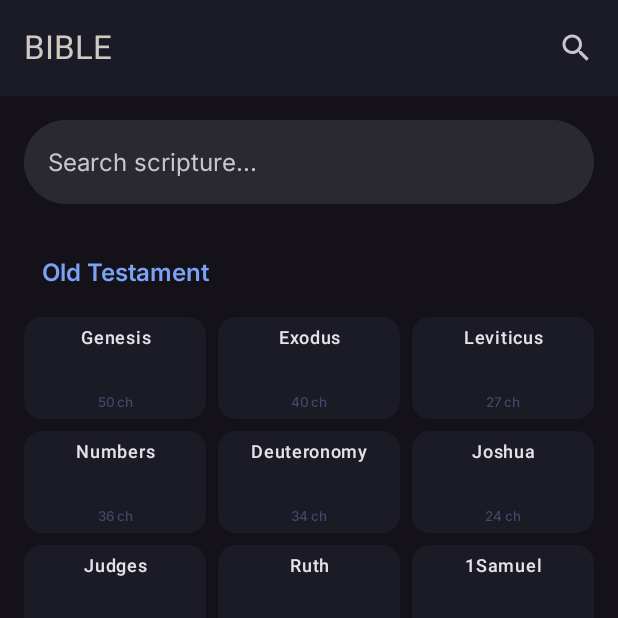
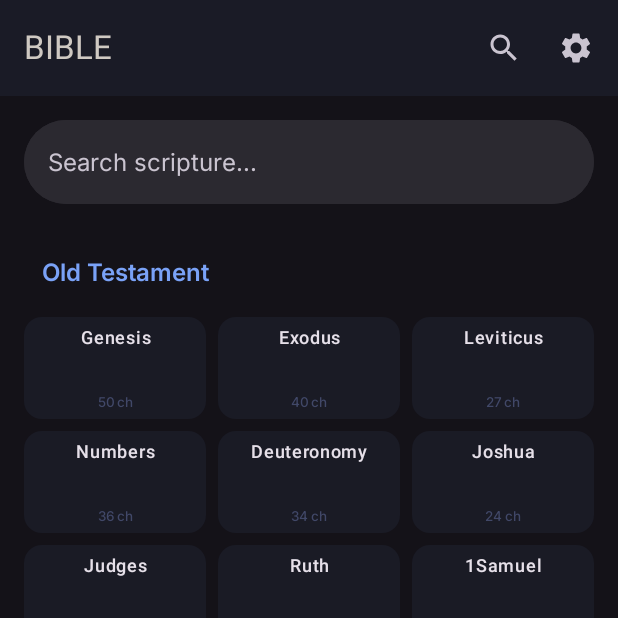
Before and after one commit to 4cecoder/metanoia, an Android app built with Jetpack Compose: the BibleScreen screen opened through its navigation route, on a phone screen of 412 x 824 dp, the top half of it. Run offline under Robolectric (Android 15) with nearby library versions, the phone set to English and light mode, and no system bars.

Commit message:
feat(android): add direct Settings gear button to BibleScreen top bar

```diff
--- a/mobile/app/src/main/java/com/bytecats/metanoia/MainActivity.kt
+++ b/mobile/app/src/main/java/com/bytecats/metanoia/MainActivity.kt
@@ -56,7 +56,7 @@ class MainActivity : ComponentActivity() {
             MetanoiaTheme {
                 NavHost(navController = navController, startDestination = "menu") {
                     composable("menu") { MainMenu(navController, viewModel) }
-                    composable("bible") { BibleScreen(viewModel) }
+                    composable("bible") { BibleScreen(viewModel) { navController.navigate("settings_main") } }
                     composable("collection") { CollectionScreen(navController, viewModel) }
                     composable("insights") {
                         InsightsRepositoryScreen(navController, viewModel) { viewModel.speak(it) }
--- a/mobile/app/src/main/java/com/bytecats/metanoia/ui/screens/BibleScreen.kt
+++ b/mobile/app/src/main/java/com/bytecats/metanoia/ui/screens/BibleScreen.kt
@@ -43,7 +43,7 @@ import kotlinx.coroutines.withContext
 
 @OptIn(ExperimentalMaterial3Api::class, ExperimentalLayoutApi::class, ExperimentalFoundationApi::class)
 @Composable
-fun BibleScreen(viewModel: MainViewModel) {
+fun BibleScreen(viewModel: MainViewModel, onNavigateToSettings: () -> Unit = {}) {
     val bibleManager = viewModel.bibleManager
     val settings = viewModel.settingsManager
     val narration by viewModel.narrationState
@@ -111,6 +111,7 @@ fun BibleScreen(viewModel: MainViewModel) {
                     navigationIcon = { if (step != "book") IconButton({ step = if (step == "read") "chapter" else "book"; isSearchVisible = (step == "book"); viewModel.stopNarration() }) { Icon(Icons.AutoMirrored.Filled.ArrowBack, null) } },
                     actions = {
                         IconButton({ isSearchVisible = !isSearchVisible }) { Icon(Icons.Default.Search, null) }
+                        IconButton({ onNavigateToSettings() }) { Icon(Icons.Default.Settings, null) }
                         if (step == "read") {
                             if (narration.isPlaying) IconButton({ viewModel.stopNarration() }) { Icon(Icons.Default.StopCircle, null, tint = Color.Red) }
                             else IconButton({ viewModel.startChapterNarration(currentChapterContent.map { (num, txt) -> Verse(num, txt) }) }) { Icon(Icons.Default.PlayCircle, null) }
```
